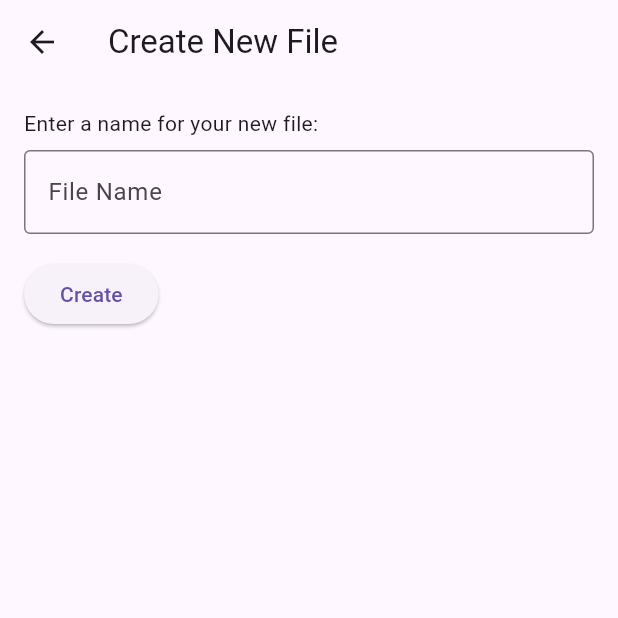
After one commit to dshreyash-108/synch-write, a Flutter app: the CreateNewFilePage screen opened directly, on a phone screen of 412 x 824 dp, the top half of it. The commit adds this screen. Run offline on Flutter 3.47's test engine with Material 3 defaults, Android fonts, the phone set to English and light mode, and no system bars; network calls fail.

Commit message:
changed the whole app

```diff
--- /dev/null
+++ b/synchwrite/lib/create_new_file.dart
@@ -0,0 +1,53 @@
+// create_new_file.dart
+
+import 'package:flutter/material.dart';
+
+class CreateNewFilePage extends StatefulWidget {
+  @override
+  _CreateNewFilePageState createState() => _CreateNewFilePageState();
+}
+
+class _CreateNewFilePageState extends State<CreateNewFilePage> {
+  final TextEditingController _fileNameController = TextEditingController();
+
+  @override
+  Widget build(BuildContext context) {
+    return Scaffold(
+      appBar: AppBar(
+        title: Text('Create New File'),
+      ),
+      body: Padding(
+        padding: const EdgeInsets.all(16.0),
+        child: Column(
+          crossAxisAlignment: CrossAxisAlignment.start,
+          children: [
+            Text('Enter a name for your new file:'),
+            SizedBox(height: 8),
+            TextField(
+              controller: _fileNameController,
+              decoration: InputDecoration(
+                border: OutlineInputBorder(),
+                hintText: 'File Name',
+              ),
+            ),
+            SizedBox(height: 16),
+            ElevatedButton(
+              onPressed: () {
+                // Add your logic to create a new file with the provided name
+                String fileName = _fileNameController.text.trim();
+                if (fileName.isNotEmpty) {
+                  // Handle file creation logic here
+                  // For simplicity, we'll just print the file name for now
+                  print('New file created: $fileName');
+                  // You can add your actual file creation logic here
+                  Navigator.pop(context); // Close the Create New File page
+                }
+              },
+              child: Text('Create'),
+            ),
+          ],
+        ),
+      ),
+    );
+  }
+}
--- /dev/null
+++ b/synchwrite/lib/your_files.dart
@@ -0,0 +1,31 @@
+// your_files.dart
+
+import 'package:flutter/material.dart';
+
+class YourFilesPage extends StatelessWidget {
+  final List<String> fileNames = [
+    'File 1.txt',
+    'File 2.docx',
+    'File 3.pdf',
+    'File 4.png',
+    // Add more file names as needed
+  ];
+
+  @override
+  Widget build(BuildContext context) {
+    return Scaffold(
+      appBar: AppBar(
+        title: Text('Your Files'),
+      ),
+      body: ListView.builder(
+        itemCount: fileNames.length,
+        itemBuilder: (context, index) {
+          return ListTile(
+            title: Text(fileNames[index]),
+            // Add any additional details or actions here
+          );
+        },
+      ),
+    );
+  }
+}
```
Also changed, not shown: synchwrite/bin/websocket_server.dart (added, +35 -0 lines), synchwrite/lib/collaborative_editor.dart (added, +72 -0 lines), synchwrite/lib/editor_screen.dart (+152 -3 lines), synchwrite/lib/login_screen.dart (+48 -6 lines), synchwrite/pubspec.yaml (+10 -10 lines), synchwrite/assets/bg_image.webp (added), synchwrite/assets/logo.png (added), synchwrite/pubspec.lock, 2 other files.
